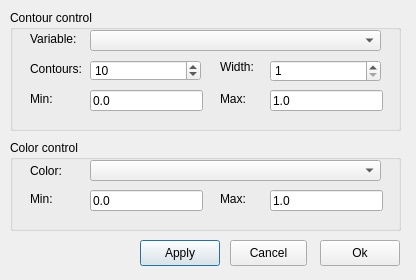
First picture: the form in ElmerGUI/vtkpost/isocontour.ui, repository tehnick/elmerfem, before the edit.
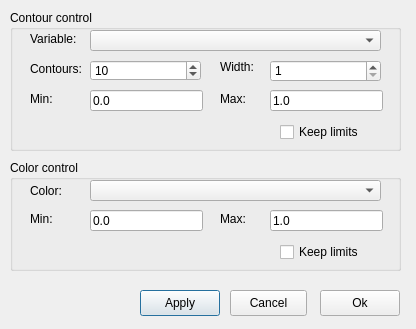
Second picture: the form after the edit. Icons and pictures are not drawn.

Commit message: ElmerGUI: Added the keep-limits check boxes to vtk widget

Diff of the .ui file:
```diff
--- a/ElmerGUI/vtkpost/isocontour.ui
+++ b/ElmerGUI/vtkpost/isocontour.ui
@@ -6,7 +6,7 @@
     <x>0</x>
     <y>0</y>
     <width>416</width>
-    <height>280</height>
+    <height>329</height>
    </rect>
   </property>
   <property name="windowTitle" >
@@ -16,7 +16,7 @@
    <property name="geometry" >
     <rect>
      <x>140</x>
-     <y>240</y>
+     <y>290</y>
      <width>80</width>
      <height>26</height>
     </rect>
@@ -35,7 +35,7 @@
    <property name="geometry" >
     <rect>
      <x>320</x>
-     <y>240</y>
+     <y>290</y>
      <width>80</width>
      <height>26</height>
     </rect>
@@ -53,7 +53,7 @@
      <x>10</x>
      <y>10</y>
      <width>391</width>
-     <height>121</height>
+     <height>141</height>
     </rect>
    </property>
    <property name="title" >
@@ -192,14 +192,27 @@
      <number>1</number>
     </property>
    </widget>
+   <widget class="QCheckBox" name="keepContourLimits" >
+    <property name="geometry" >
+     <rect>
+      <x>270</x>
+      <y>110</y>
+      <width>91</width>
+      <height>24</height>
+     </rect>
+    </property>
+    <property name="text" >
+     <string>Keep limits</string>
+    </property>
+   </widget>
   </widget>
   <widget class="QGroupBox" name="colorsGroup" >
    <property name="geometry" >
     <rect>
      <x>10</x>
-     <y>140</y>
+     <y>160</y>
      <width>391</width>
-     <height>91</height>
+     <height>111</height>
     </rect>
    </property>
    <property name="title" >
@@ -280,12 +293,25 @@
      <string>Max:</string>
     </property>
    </widget>
+   <widget class="QCheckBox" name="keepColorLimits" >
+    <property name="geometry" >
+     <rect>
+      <x>270</x>
+      <y>80</y>
+      <width>91</width>
+      <height>24</height>
+     </rect>
+    </property>
+    <property name="text" >
+     <string>Keep limits</string>
+    </property>
+   </widget>
   </widget>
   <widget class="QPushButton" name="cancelButton" >
    <property name="geometry" >
     <rect>
      <x>230</x>
-     <y>240</y>
+     <y>290</y>
      <width>77</width>
      <height>26</height>
     </rect>
```
The commit also changes 11 other files.
